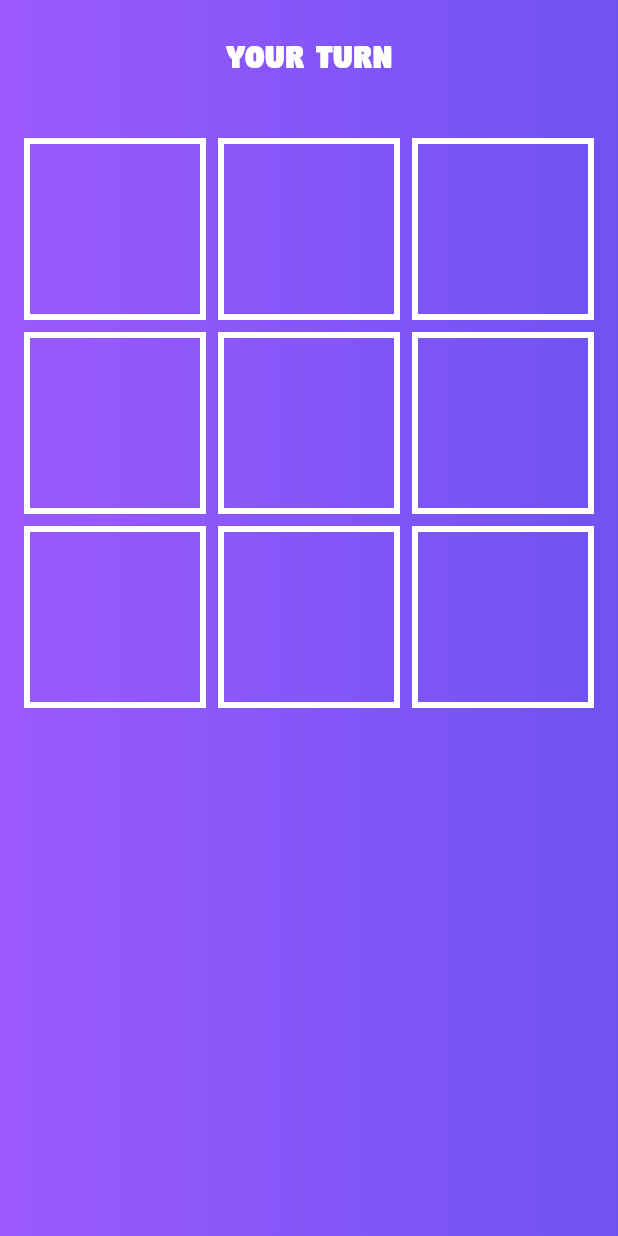
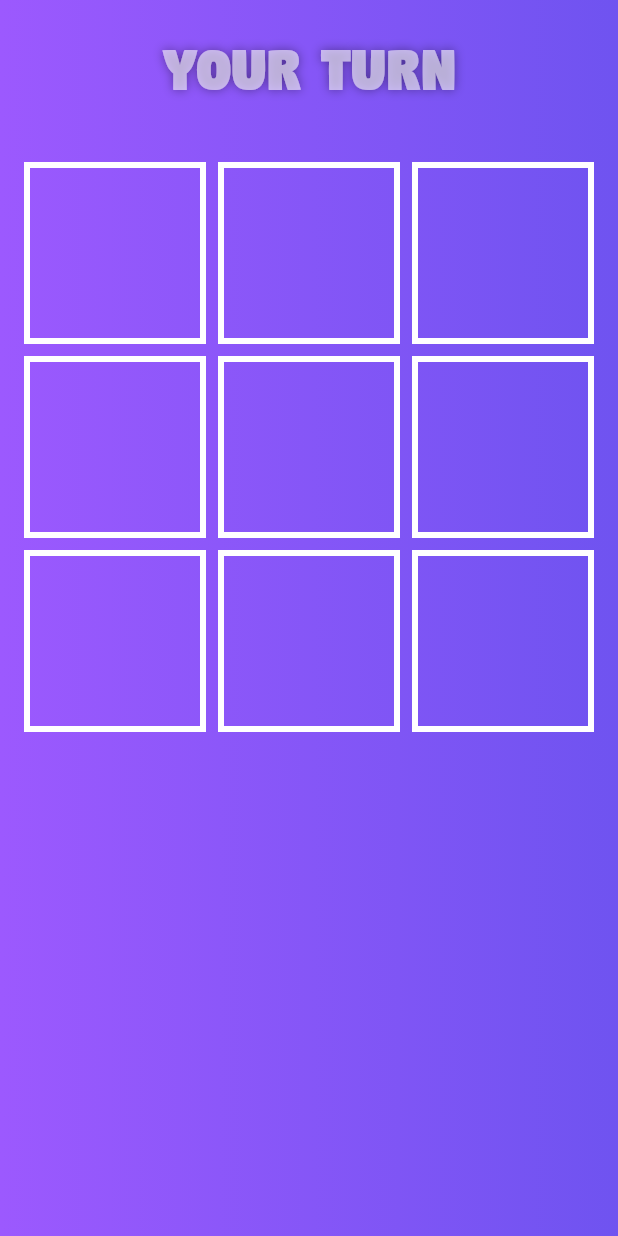
Before and after one commit to Mirzaazmath/flutter_tic_tac_toe_v2, a Flutter app: the screen it shows after launch, on a phone screen of 412 x 824 dp. Run offline on Flutter 3.47's test engine with Material 3 defaults, Android fonts, the phone set to English and light mode, and no system bars; our stand-ins replace get, nice_buttons; missing offline and left inert: device_scan_animation.

Commit message:
added code in game screen

```diff
--- a/lib/screens/tic_tac_toe_screen.dart
+++ b/lib/screens/tic_tac_toe_screen.dart
@@ -24,8 +24,15 @@ class _TicTacToeScreenState extends State<TicTacToeScreen> {
               child:
               Padding(
                 padding: const EdgeInsets.all(20),
-                child: Text(gameState.formattedStatus(player),style: TextStyle(fontSize: 25,color: Colors.white),),
-              ),
+                child: Text(
+                  gameState.formattedStatus(player),
+                  style: Theme.of(context).textTheme.displayMedium?.copyWith(
+                      color: gameState.formattedStatusColor(player),
+                      shadows: [
+                        const BoxShadow(color: Colors.black38, blurRadius: 8)
+                      ]),
+                ),),
+
             ),
             Expanded(
               child: GameBoardWidget(
```
